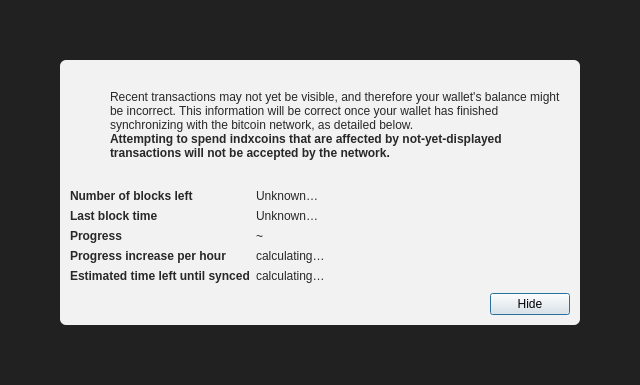
Qt form src/qt/forms/modaloverlay.ui (indxcoin/indxcoin) before a commit.
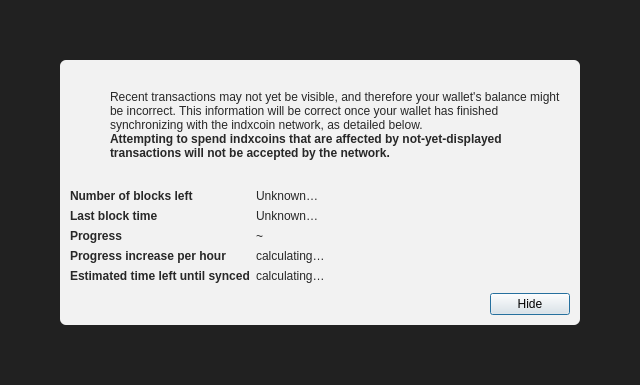
The same form after that commit. Icons and pictures are not drawn.

What changed in the file:
```diff
--- a/src/qt/forms/modaloverlay.ui
+++ b/src/qt/forms/modaloverlay.ui
@@ -130,7 +130,7 @@
              <item>
               <widget class="QLabel" name="infoText">
                <property name="text">
-                <string>Recent transactions may not yet be visible, and therefore your wallet's balance might be incorrect. This information will be correct once your wallet has finished synchronizing with the bitcoin network, as detailed below.</string>
+                <string>Recent transactions may not yet be visible, and therefore your wallet's balance might be incorrect. This information will be correct once your wallet has finished synchronizing with the indxcoin network, as detailed below.</string>
                </property>
                <property name="textFormat">
                 <enum>Qt::RichText</enum>
```
